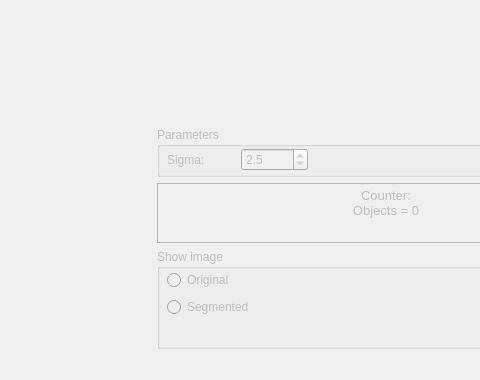
The window that GUI application/Bacteria_finder_v.0.4_main_window_template.ui (blessedboyyy/tmp) describes before a commit, drawn with Qt 5; both pictures show x 400 to 880 and y 451 to 831 of the 1024 by 831 pixel window.
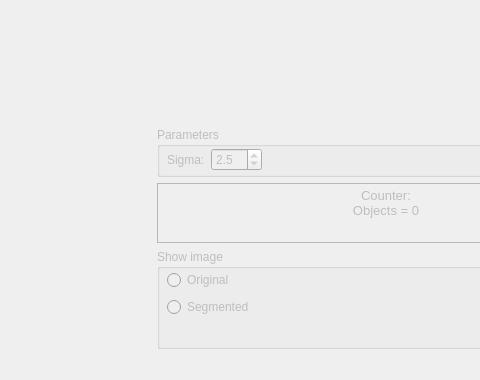
The same window after the commit. Icons and pictures are not drawn.

Diff of the .ui file:
```diff
--- a/GUI application/Bacteria_finder_v.0.4_main_window_template.ui
+++ b/GUI application/Bacteria_finder_v.0.4_main_window_template.ui
@@ -215,7 +215,7 @@
           <rect>
            <x>10</x>
            <y>20</y>
-           <width>141</width>
+           <width>147</width>
            <height>26</height>
           </rect>
          </property>
@@ -243,6 +243,19 @@
             </property>
            </widget>
           </item>
+          <item>
+           <spacer name="horizontalSpacer_4">
+            <property name="orientation">
+             <enum>Qt::Horizontal</enum>
+            </property>
+            <property name="sizeHint" stdset="0">
+             <size>
+              <width>40</width>
+              <height>20</height>
+             </size>
+            </property>
+           </spacer>
+          </item>
          </layout>
         </widget>
        </widget>
```
